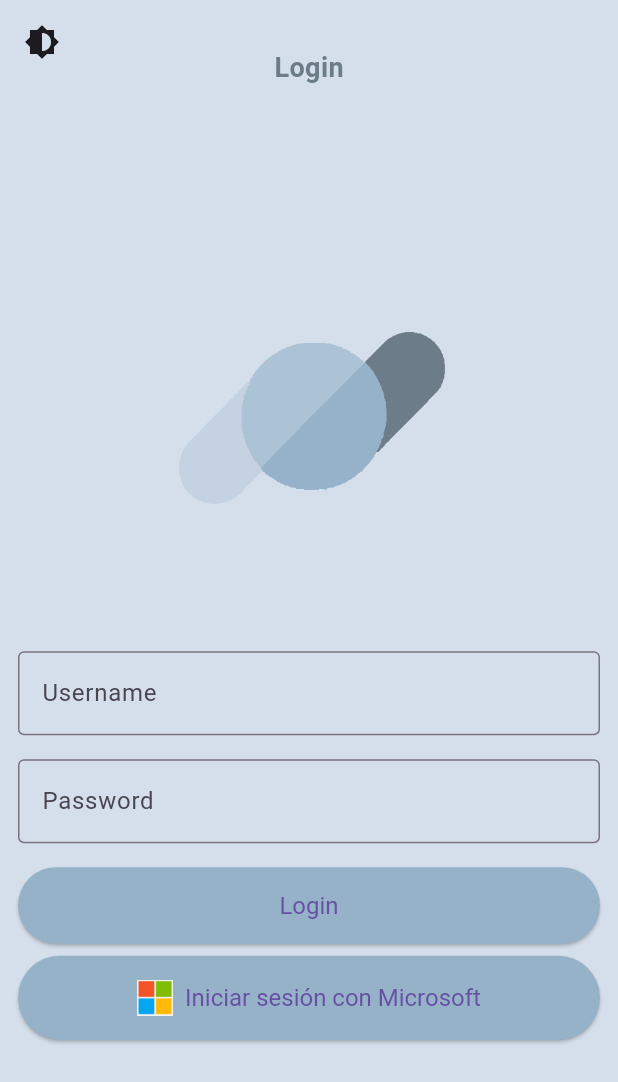
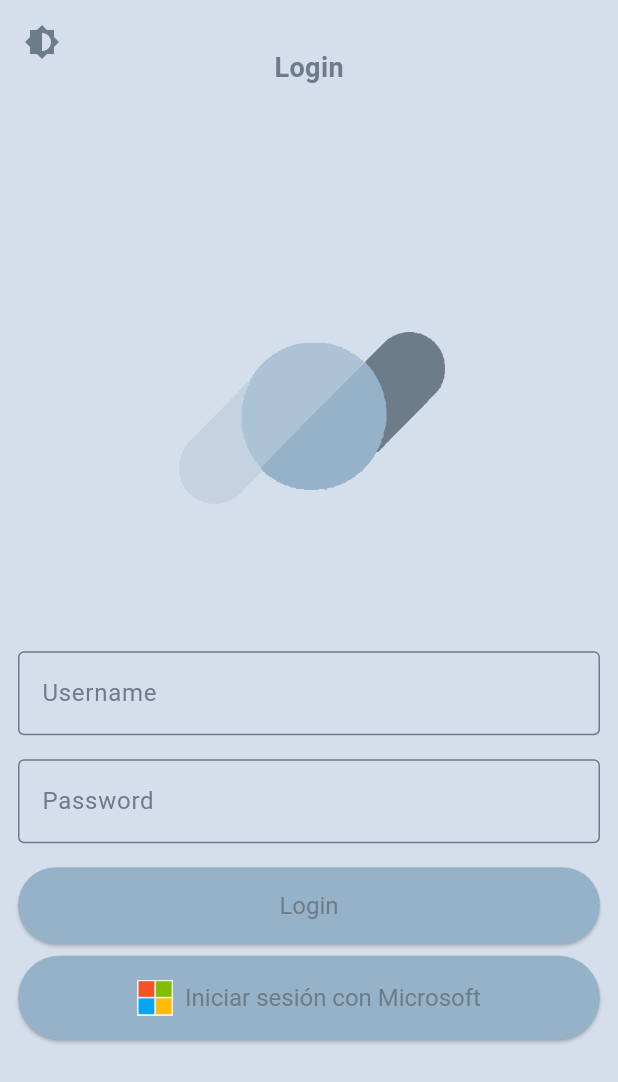
Before and after one commit to DAMSanti/ProyectoFinalDAM2, a Flutter app: the screen it shows after launch, on a phone screen of 412 x 824 dp. Shown: the top 1082 px of the screen. Run offline on Flutter 3.47's test engine with Material 3 defaults, Android fonts, the phone set to English and light mode, and no system bars; our stand-ins replace dio, table_calendar; missing offline and left inert: window_manager.

Commit message:
- Ampliacion theme, configuracion ventana

```diff
--- a/proyecto_santi/lib/utils/theme.dart
+++ b/proyecto_santi/lib/utils/theme.dart
@@ -2,42 +2,86 @@ import 'package:flutter/material.dart';
 
 // Define tus colores globales
 const Color colorFondoLight = Color.fromARGB(255, 213, 223, 235);
-const Color colorFondoDark = Color.fromARGB(255, 47, 67, 75);
+const Color colorTextoLight = Color.fromARGB(255, 108, 124, 136);
+const Color colorMenuLight = Color.fromARGB(255, 150, 178, 200);
 //0xFF6C7C88
 //0xFFACC2D5
 //0xFF96B2C8
-const Color colorTextoLight = Color.fromARGB(255, 108, 124, 136);
-const Color colorTextoDark = Color.fromARGB(255, 169, 231, 255);
-
-const Color colorMenuLight = Color.fromARGB(255, 150, 178, 200);
-const Color colorMenuDark = Color.fromARGB(255, 32, 56, 71);
 
 // Tema claro
 final ThemeData lightTheme = ThemeData(
   brightness: Brightness.light,
+  scaffoldBackgroundColor: colorFondoLight,
   primaryColor: colorMenuLight,
-  scaffoldBackgroundColor: colorFondoLight,
+  // TEXTFIELD
+  inputDecorationTheme: InputDecorationTheme(
+    labelStyle: TextStyle(color: colorTextoLight),
+    focusedBorder: OutlineInputBorder(
+      borderSide: BorderSide(color: colorMenuLight),
+    ),
+    enabledBorder: OutlineInputBorder(
+      borderSide: BorderSide(color: colorTextoLight),
+    ),
+  ),
+  // BOTONES
+  elevatedButtonTheme: ElevatedButtonThemeData(
+    style: ElevatedButton.styleFrom(
+      backgroundColor: colorMenuLight, // Color de fondo del botón
+      foregroundColor: colorTextoLight, // Color del texto del botón
+      padding: EdgeInsets.symmetric(horizontal: 16, vertical: 16),
+      textStyle: TextStyle(fontSize: 16),
+    ),
+  ),
+  // TEXTOS
   textTheme: TextTheme(
     bodyMedium: TextStyle(color: colorTextoLight, fontSize: 18),
     bodyLarge: TextStyle(color: colorTextoLight, fontSize: 16),
   ),
+  // APPBAR
   appBarTheme: AppBarTheme(
     color: colorMenuLight,
     titleTextStyle: TextStyle(color: colorTextoLight, fontSize: 20),
+    iconTheme: IconThemeData(color: colorTextoLight),
   ),
 );
+
+const Color colorFondoDark = Color.fromARGB(255, 47, 67, 75);
+const Color colorTextoDark = Color.fromARGB(255, 169, 231, 255);
+const Color colorMenuDark = Color.fromARGB(255, 32, 56, 71);
 
 // Tema oscuro
 final ThemeData darkTheme = ThemeData(
   brightness: Brightness.dark,
+  scaffoldBackgroundColor: colorFondoDark,
   primaryColor: colorMenuDark,
-  scaffoldBackgroundColor: colorFondoDark,
+  // TEXTFIELD
+  inputDecorationTheme: InputDecorationTheme(
+    labelStyle: TextStyle(color: colorTextoDark),
+    focusedBorder: OutlineInputBorder(
+      borderSide: BorderSide(color: colorMenuDark),
+    ),
+    enabledBorder: OutlineInputBorder(
+      borderSide: BorderSide(color: colorTextoDark),
+    ),
+  ),
+  // BOTONES
+  elevatedButtonTheme: ElevatedButtonThemeData(
+    style: ElevatedButton.styleFrom(
+      backgroundColor: colorMenuDark, // Color de fondo del botón
+      foregroundColor: colorTextoDark, // Color del texto del botón
+      padding: EdgeInsets.symmetric(horizontal: 16, vertical: 16),
+      textStyle: TextStyle(fontSize: 16),
+    ),
+  ),
+  // TEXTOS
   textTheme: TextTheme(
     bodyMedium: TextStyle(color: colorTextoDark, fontSize: 18),
     bodyLarge: TextStyle(color: colorTextoDark, fontSize: 16),
   ),
+  // APPBAR
   appBarTheme: AppBarTheme(
     color: colorMenuDark,
     titleTextStyle: TextStyle(color: colorTextoDark, fontSize: 20),
+    iconTheme: IconThemeData(color: colorTextoDark),
   ),
 );
--- a/proyecto_santi/lib/views/login/login_buttons.dart
+++ b/proyecto_santi/lib/views/login/login_buttons.dart
@@ -20,11 +20,7 @@ class LoginButtons extends StatelessWidget {
               child: ElevatedButton(
                 onPressed: onLoginPressed,
                 style: ElevatedButton.styleFrom(
-                  backgroundColor: Theme.of(context).primaryColor,
                   padding: EdgeInsets.symmetric(horizontal: 16, vertical: 16),
-                  textStyle: TextStyle(
-                      fontSize: 16,
-                      color: Theme.of(context).textTheme.bodyMedium?.color),
                 ),
                 child: Text('Login'),
               ),
@@ -38,11 +34,7 @@ class LoginButtons extends StatelessWidget {
               child: ElevatedButton(
                 onPressed: onMicrosoftLoginPressed,
                 style: ElevatedButton.styleFrom(
-                  backgroundColor: Theme.of(context).primaryColor,
                   padding: EdgeInsets.symmetric(horizontal: 16, vertical: 16),
-                  textStyle: TextStyle(
-                      fontSize: 16,
-                      color: Theme.of(context).textTheme.bodyMedium?.color),
                 ),
                 child: Row(
                   mainAxisSize: MainAxisSize.min,
--- a/proyecto_santi/pubspec.yaml
+++ b/proyecto_santi/pubspec.yaml
@@ -16,6 +16,7 @@ dependencies:
   provider: ^6.0.0
   dio: ^4.0.0
   table_calendar: ^3.0.0
+  window_manager: ^0.2.0
   # The following adds the Cupertino Icons font to your application.
   # Use with the CupertinoIcons class for iOS style icons.
   # cupertino_icons: ^1.0.8
```
Also changed, not shown: proyecto_santi/lib/main.dart (+15 -2 lines), proyecto_santi/pubspec.lock, 5 other files.
